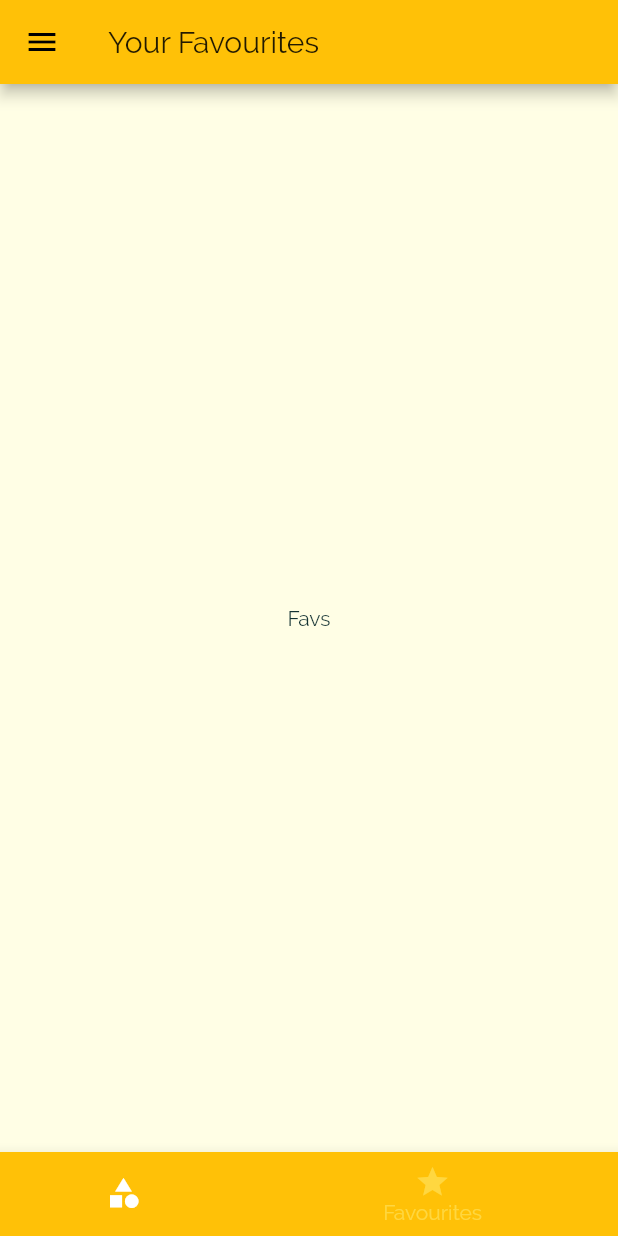
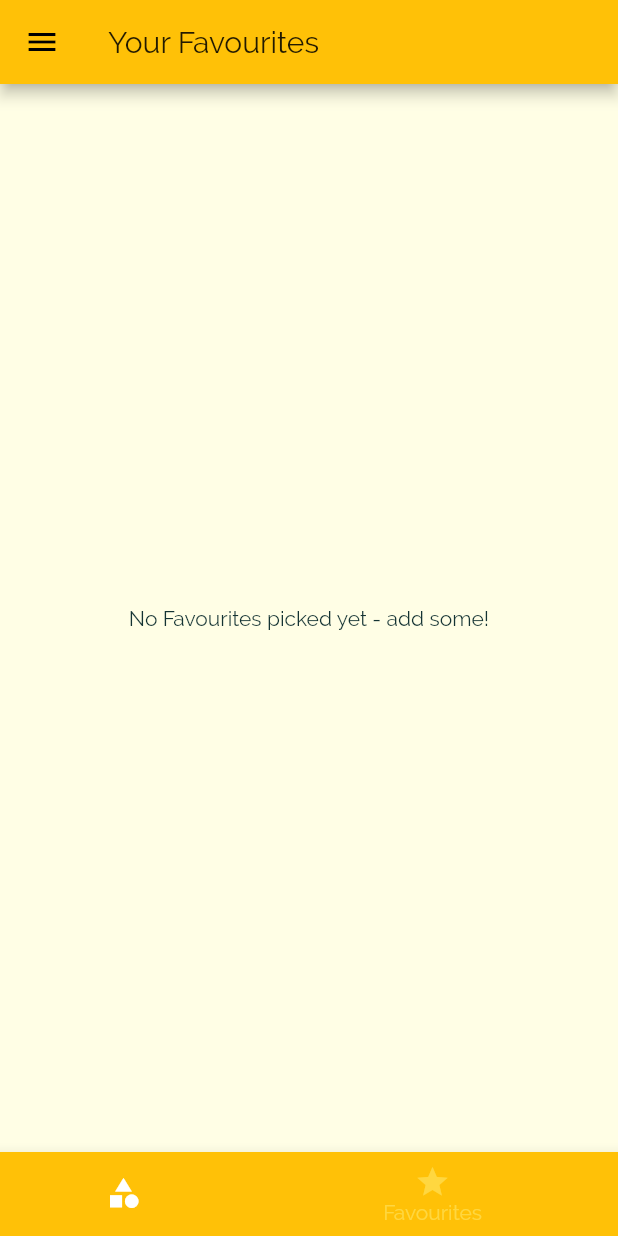
Before and after one commit to cSharpieDart/flutter_mealsApp, a Flutter app: the screen it shows after launch, item 2 of the bottom bar chosen, on a phone screen of 412 x 824 dp. Run offline on Flutter 3.47's test engine with Material 2 defaults, Android fonts, the phone set to English and light mode, and no system bars.

Commit message:
added favourites screen functionality

```diff
--- a/lib/category_meals_screen.dart
+++ b/lib/category_meals_screen.dart
@@ -62,7 +62,6 @@ class _CategoryMealsScreenState extends State<CategoryMealsScreen> {
             duration: displayedMeals[index].duration,
             complexity: displayedMeals[index].complexity,
             affordability: displayedMeals[index].affordability,
-            removeItem: _removeMeal,
           );
         },
         itemCount: displayedMeals.length,
--- a/lib/favourites_screen.dart
+++ b/lib/favourites_screen.dart
@@ -1,10 +1,34 @@
 import 'package:flutter/material.dart';
 
+import 'meal_item.dart';
+import 'models/meal.dart';
+
 class FavouritesScreen extends StatelessWidget {
+  final List<Meal> favouriteMeals;
+
+  FavouritesScreen(this.favouriteMeals);
+
   @override
   Widget build(BuildContext context) {
-    return Center(
-      child: Text('Favs'),
-    );
+    if (favouriteMeals.isEmpty) {
+      return Center(
+        child: Text('No Favourites picked yet - add some!'),
+      );
+    }
+    else{
+      return ListView.builder(
+        itemBuilder: (context, index) {
+          return MealItem(
+            id: favouriteMeals[index].id,
+            title: favouriteMeals[index].title,
+            imageUrl: favouriteMeals[index].imageUrl,
+            duration: favouriteMeals[index].duration,
+            complexity: favouriteMeals[index].complexity,
+            affordability: favouriteMeals[index].affordability,
+          );
+        },
+        itemCount: favouriteMeals.length,
+      );
+    }
   }
 }
--- a/lib/main.dart
+++ b/lib/main.dart
@@ -27,6 +27,7 @@ class _MyAppState extends State<MyApp> {
   };
 
   List<Meal> _availableMeals = DUMMY_MEALS;
+  List<Meal> _favouriteMeals = [];
 
   void _setFilters(Map<String, bool> filterData) {
     _filters = filterData;
@@ -48,6 +49,25 @@ class _MyAppState extends State<MyApp> {
     }).toList();
   }
 
+  void _toggleFavourite(String mealId) {
+    final existingIndex =
+        _favouriteMeals.indexWhere((meal) => meal.id == mealId);
+
+    if (existingIndex >= 0) {
+      setState(() {
+        _favouriteMeals.removeAt(existingIndex);
+      });
+    } else
+      setState(() {
+        _favouriteMeals
+            .add(DUMMY_MEALS.firstWhere((meal) => meal.id == mealId));
+      });
+  }
+
+  bool _isMealFavourite(String id){
+    return _favouriteMeals.any((meal) => meal.id == id);
+  }
+
   @override
   Widget build(BuildContext context) {
     return MaterialApp(
@@ -55,11 +75,11 @@ class _MyAppState extends State<MyApp> {
       //home: CategoriesScreen(),
       initialRoute: '/',
       routes: {
-        '/': (context) => TabsScreen(),
+        '/': (context) => TabsScreen(_favouriteMeals),
         CategoryMealsScreen.routeName: (context) =>
             CategoryMealsScreen(_availableMeals),
-        MealDetailScreen.routeName: (context) => MealDetailScreen(),
-        FilterScreen.routeName: (context) => FilterScreen(_setFilters, _filters),
+        MealDetailScreen.routeName: (context) => MealDetailScreen(_toggleFavourite, _isMealFavourite),
+        FilterScreen.routeName: (context) => FilterScreen(_setFilters, _filters)
       },
       // onGenerateRoute: (settings) {
       //   print(settings.arguments);
--- a/lib/tabs_screen.dart
+++ b/lib/tabs_screen.dart
@@ -3,24 +3,36 @@ import 'package:meals_app/categories_screen.dart';
 import 'package:meals_app/favourites_screen.dart';
 import 'package:meals_app/main_drawer.dart';
 
+import 'models/meal.dart';
+
 class TabsScreen extends StatefulWidget {
+  final List<Meal> favouriteMeals;
+
+  TabsScreen(this.favouriteMeals);
+
   @override
   _TabsScreenState createState() => _TabsScreenState();
 }
 
 class _TabsScreenState extends State<TabsScreen> {
-  final List<Map<String, Object>> _pages = [
+  List<Map<String, Object>> _pages;
+
+  int _selectedPageIndex = 0;
+
+  @override
+  void initState() {
+    _pages = [
       {
         'page': CategoriesScreen(),
         'title': 'Categories',
       },
       {
-      'page': FavouritesScreen(),
+        'page': FavouritesScreen(widget.favouriteMeals),
         'title': 'Your Favourites',
       }
     ];
-
-  int _selectedPageIndex = 0;
+    super.initState();
+  }
 
   void _selectPage(int index) {
     setState(() {
```
Also changed, not shown: lib/meal_detail_screen.dart (+7 -4 lines), lib/meal_item.dart (+4 -8 lines). Lines whose indentation alone changed are shown as unchanged.
